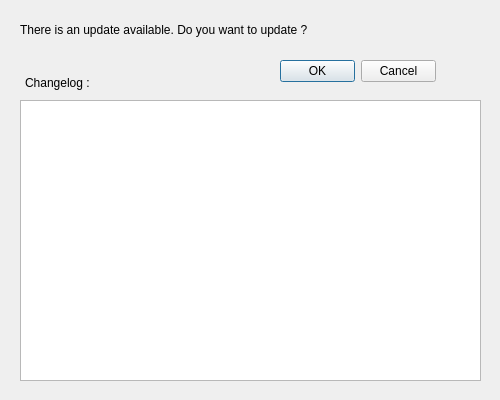
Above: updatebox.ui from dbkblk/rand_launcher before the change. Below: the same form after it.
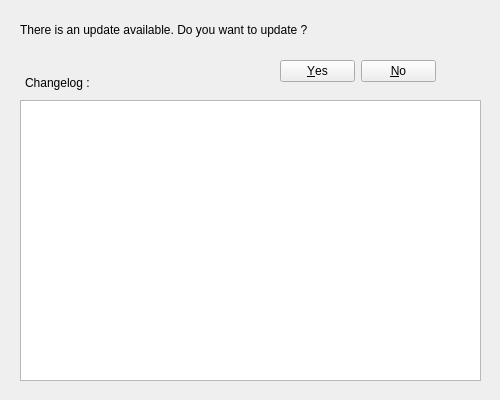
That is the form after the change.

```diff
--- a/updatebox.ui
+++ b/updatebox.ui
@@ -29,7 +29,7 @@
     </rect>
    </property>
    <property name="standardButtons">
-    <set>QDialogButtonBox::Cancel|QDialogButtonBox::Ok</set>
+    <set>QDialogButtonBox::No|QDialogButtonBox::Yes</set>
    </property>
   </widget>
   <widget class="QTextEdit" name="consoleOutput">
```
Left out of the diff: 3 changed lines with no effect on the pictures.
